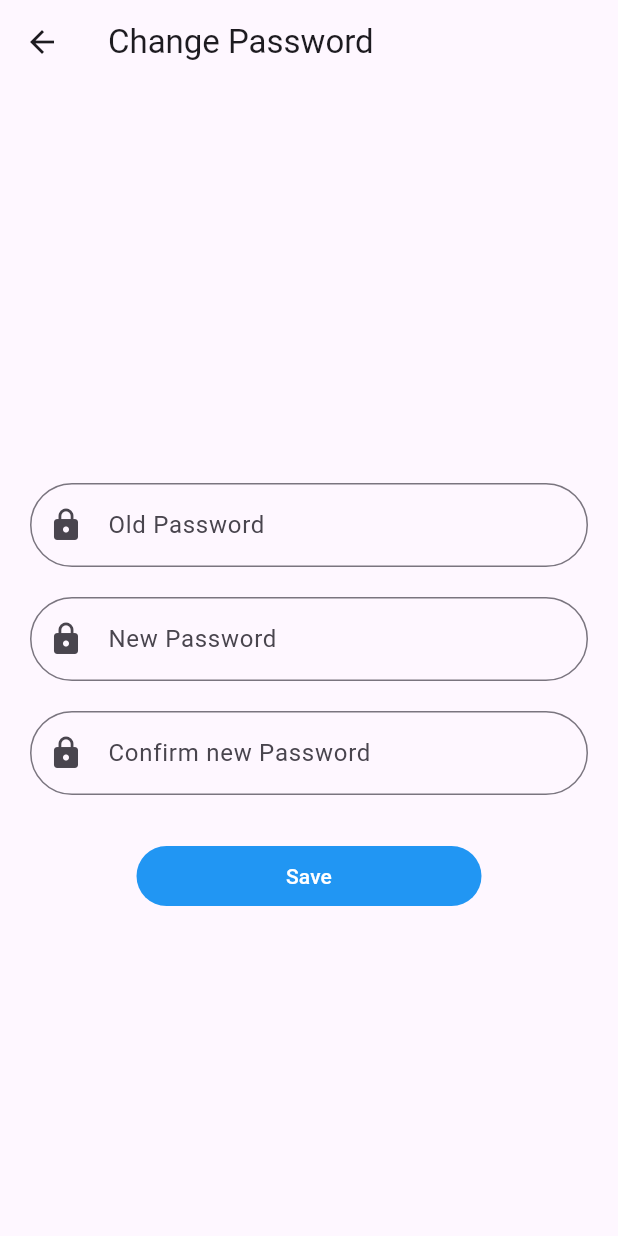
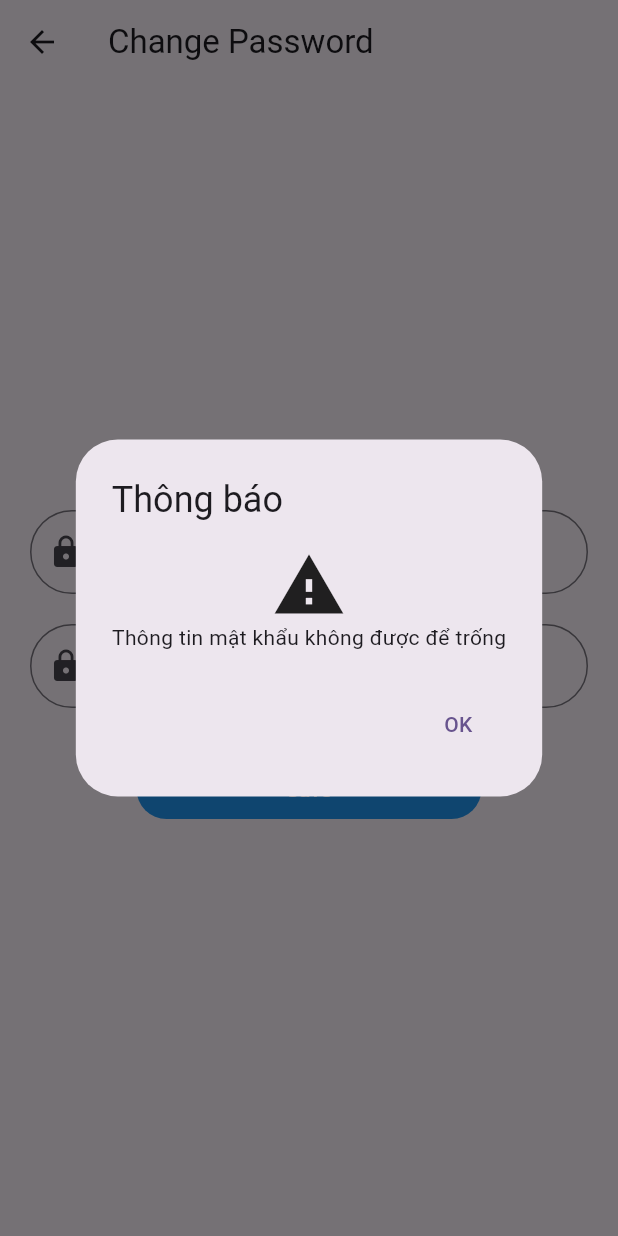
Before and after one commit to ahntnie/IOT_APP, a Flutter app: the ChangePassword screen opened by its route, after a tap on "Save", on a phone screen of 412 x 824 dp. Run offline on Flutter 3.47's test engine with Material 3 defaults, Android fonts, the light colour scheme and no system bars; our stand-ins replace firebase_auth, firebase_core, flutter_carousel_widget; accounts and stored records are empty.

Commit message:
add welcome

```diff
--- a/lib/components/HomeScreen/changePassword.dart
+++ b/lib/components/HomeScreen/changePassword.dart
@@ -1,4 +1,5 @@
 import 'package:flutter/material.dart';
+import 'package:firebase_auth/firebase_auth.dart';
 
 class ChangePassword extends StatefulWidget {
   const ChangePassword({super.key});
@@ -10,24 +11,17 @@ class ChangePassword extends StatefulWidget {
 class _ChangePasswordState extends State<ChangePassword> {
   @override
   Widget build(BuildContext context) {
+    FirebaseAuth _auth = FirebaseAuth.instance;
+
+    final currentUser = FirebaseAuth.instance.currentUser;
+    var passNew = TextEditingController();
+    var confirmPassNew = TextEditingController();
     return Scaffold(
       appBar: AppBar(title: const Text("Change Password")),
       body: Column(
         mainAxisAlignment: MainAxisAlignment.center,
         crossAxisAlignment: CrossAxisAlignment.center,
         children: [
-          Padding(
-            padding: const EdgeInsets.fromLTRB(20, 50, 20, 10),
-            child: TextField(
-              decoration: InputDecoration(
-                  label: const Text("Old Password"),
-                  prefixIcon: const Icon(Icons.lock),
-                  border: OutlineInputBorder(
-                      borderRadius: BorderRadius.circular(30)),
-                  focusedBorder: OutlineInputBorder(
-                      borderRadius: BorderRadius.circular(30))),
-            ),
-          ),
           Padding(
             padding: const EdgeInsets.fromLTRB(20, 10, 20, 10),
             child: TextField(
@@ -56,7 +50,14 @@ class _ChangePasswordState extends State<ChangePassword> {
           Padding(
             padding: const EdgeInsets.only(top: 20),
             child: TextButton(
-              onPressed: () async {},
+              onPressed: () async {
+                if (passNew.text.isEmpty || confirmPassNew.text.isEmpty) {
+                  showalert(context, "Thông tin mật khẩu không được để trống");
+                } else if (passNew.text != confirmPassNew.text) {
+                  showalert(context,
+                      "Mật khẩu mới và nhập lại mật khẩu không trùng khớp");
+                } else {}
+              },
               style: const ButtonStyle(
                 backgroundColor: MaterialStatePropertyAll(Colors.blue),
               ),
@@ -75,3 +76,27 @@ class _ChangePasswordState extends State<ChangePassword> {
     );
   }
 }
+
+showalert(BuildContext context, String content) {
+  return showDialog(
+      context: context,
+      builder: (context) {
+        return AlertDialog(
+          title: Text("Thông báo"),
+          actions: [
+            TextButton(
+                onPressed: () {
+                  Navigator.pop(context);
+                },
+                child: const Text('OK')),
+          ],
+          content: Column(
+            mainAxisSize: MainAxisSize.min,
+            children: [
+              Icon(Icons.warning, size: 50),
+              Text(content),
+            ],
+          ),
+        );
+      });
+}
--- a/lib/main.dart
+++ b/lib/main.dart
@@ -2,6 +2,7 @@ import 'package:firebase_core/firebase_core.dart';
 import 'package:flutter/material.dart';
 import 'package:iot_app/components/AddDeviceScreen/AddDeviceScreen.dart';
 import 'package:iot_app/components/HomeScreen/changePassword.dart';
+import 'package:iot_app/components/HomeScreen/firstScreen.dart';
 import 'package:iot_app/components/HomeScreen/notification.dart';
 import 'package:iot_app/components/SignIn_SignUp/signin.dart';
 import 'package:iot_app/components/mainApp.dart';
@@ -33,7 +34,7 @@ class MyApp extends StatelessWidget {
         '/notification': (context) => const NotificationView(),
         '/change-password': (context) => const ChangePassword(),
       },
-      home: const SignIn(),
+      home: const FirstScreen(),
     );
   }
 }
--- a/pubspec.yaml
+++ b/pubspec.yaml
@@ -39,6 +39,7 @@ dependencies:
   firebase_core: ^2.23.0
   firebase_auth: ^4.14.1
   cloud_firestore: ^4.13.2
+  flutter_carousel_widget: ^2.1.2
 
 dev_dependencies:
   flutter_test:
```
Also changed, not shown: lib/components/HomeScreen/firstScreen.dart (added, +57 -0 lines), assets/anh.jpg (added), assets/anh1.jpg (added), assets/anh2.jpg (added), pubspec.lock.
